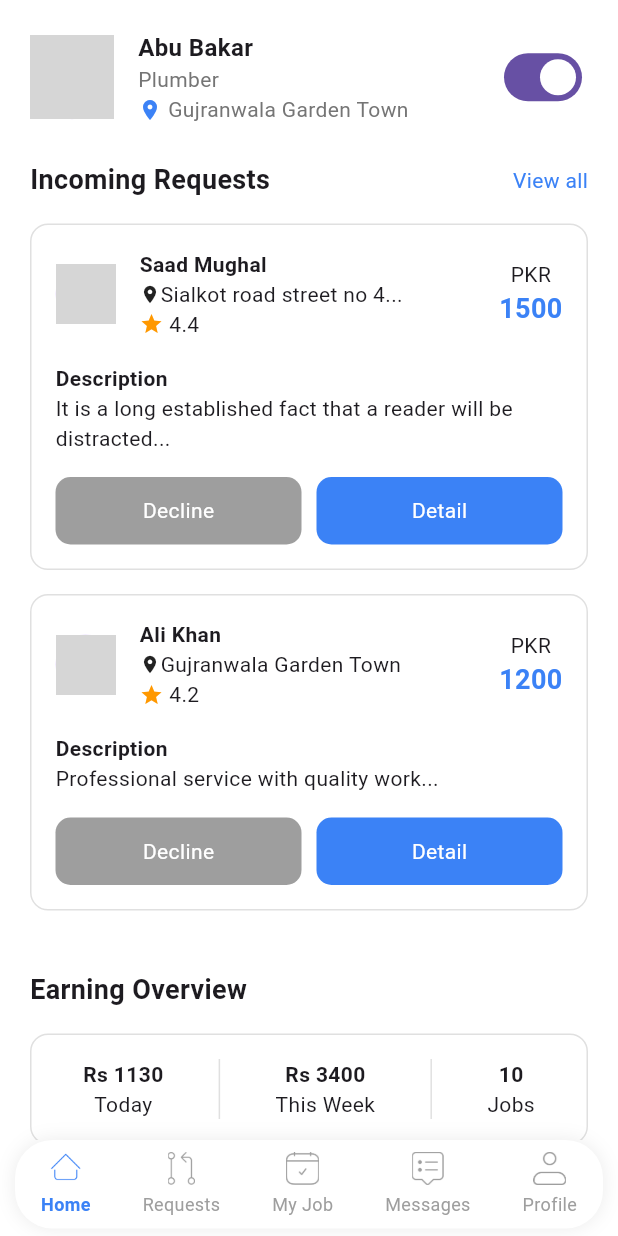
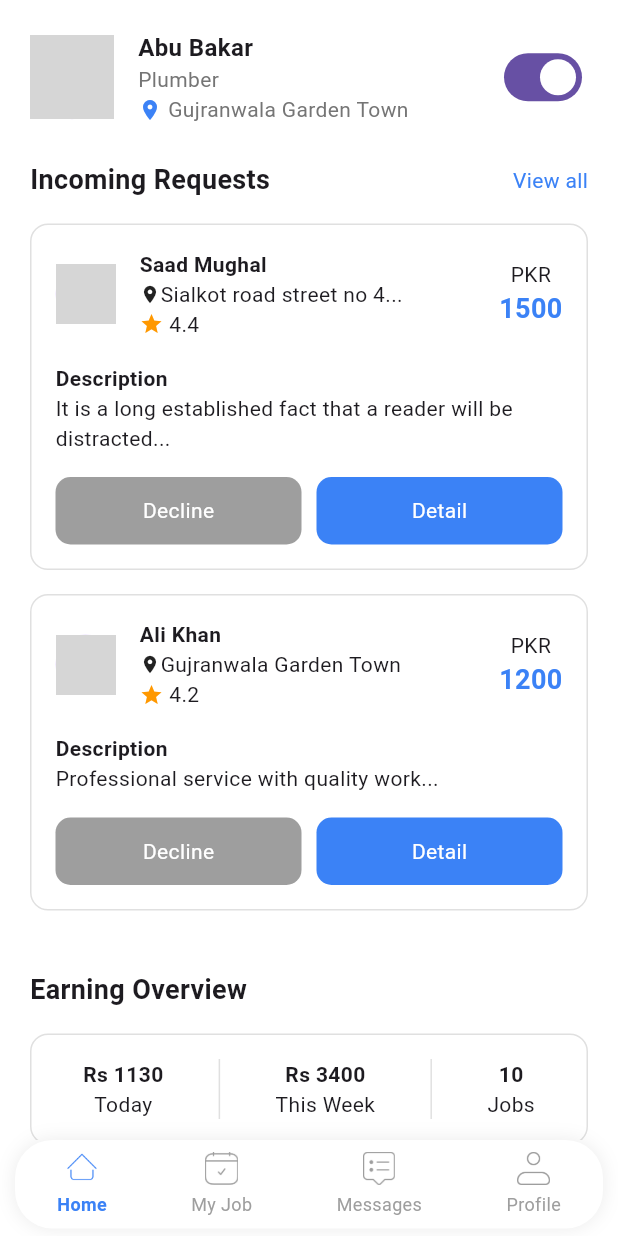
Before and after one commit to Ehtisham-logixloop/home_ease_provider_app, a Flutter app: the HomeScreen screen opened by its route, on a phone screen of 412 x 824 dp. Run offline on Flutter 3.47's test engine with Material 3 defaults, Android fonts, the phone set to English and light mode, and no system bars; our stand-ins replace file_picker, get, image_picker, pin_code_fields; accounts and stored records are empty; grey boxes are pictures that could not be loaded.

Commit message:
flow set up

```diff
--- a/lib/modules/auth/pin_screen.dart
+++ b/lib/modules/auth/pin_screen.dart
@@ -13,7 +13,6 @@ class OtpScreen extends StatelessWidget {
   @override
   Widget build(BuildContext context) {
     final controller = Get.find<AuthController>();
-
     return Scaffold(
       backgroundColor: AppColors.scaffoldBackground,
       body: SafeArea(
@@ -121,9 +120,7 @@ class OtpScreen extends StatelessWidget {
                       ),
                     ),
                   ),
-
                   SizedBox(height: Responsive.spaceXL),
-
                   // BUTTON
                   Obx(() => SizedBox(
                     width: double.infinity,
--- a/lib/modules/home/home_screen.dart
+++ b/lib/modules/home/home_screen.dart
@@ -4,7 +4,6 @@ import '../../core/constants/app_color.dart';
 import '../chatScreen/MessagesScreen.dart';
 import '../job/MyJobScreen.dart';
 import '../profile/ProfileScreen.dart';
-import '../reguest/RequestScreen.dart';
 import 'HomeController.dart';
 import 'HomeTab.dart';
 
@@ -15,7 +14,6 @@ class HomeScreen extends StatelessWidget {
 
   final List<Widget> _screens = [
     const HomeTab(),
-    RequestScreen(),
     MyJobScreen(),
     MessagesScreen(),
     ProfileScreen(),
@@ -58,10 +56,9 @@ class HomeScreen extends StatelessWidget {
         mainAxisAlignment: MainAxisAlignment.spaceAround,
         children: [
           _navItem(0, "Home", "assets/icons/home.png"),
-          _navItem(1, "Requests", "assets/icons/request.png"),
-          _navItem(2, "My Job", "assets/icons/job.png"),
-          _navItem(3, "Messages", "assets/icons/message.png"),
-          _navItem(4, "Profile", "assets/icons/profile.png"),
+          _navItem(1, "My Job", "assets/icons/job.png"),
+          _navItem(2, "Messages", "assets/icons/message.png"),
+          _navItem(3, "Profile", "assets/icons/profile.png"),
         ],
       ),
     );
--- a/lib/modules/profile/ProfileScreen.dart
+++ b/lib/modules/profile/ProfileScreen.dart
@@ -4,6 +4,8 @@ import 'package:get/get.dart';
 import '../../core/constants/app_color.dart';
 import '../../core/utils/responsive.dart';
 import '../../core/widgets/ProfileTile.dart';
+import '../../modules/auth/set_password_screen.dart';
+import '../../routes/app_routes.dart';
 import 'ProfileController.dart';
 
 class ProfileScreen extends StatelessWidget {
@@ -71,13 +73,13 @@ class ProfileScreen extends StatelessWidget {
                   ProfileTile(
                     icon: Icons.person_outline,
                     title: "Edit Profile",
-                    onTap: () {},
+                    onTap: () => Get.toNamed(AppRoutes.editProfile),
                   ),
                   Divider(color: AppColors.border.withOpacity(0.5)),
                   ProfileTile(
                     icon: Icons.lock_outline,
                     title: "Change Password",
-                    onTap: () {},
+                    onTap: () => Get.to(() => const SetPassword(isFromProfile: true)),
                   ),
                   Divider(color: AppColors.border.withOpacity(0.5)),
                   ProfileTile(
--- a/lib/routes/app_pages.dart
+++ b/lib/routes/app_pages.dart
@@ -10,6 +10,7 @@ import '../modules/auth/ForgetScreen.dart';
 import '../modules/auth/pin_screen.dart';
 import '../modules/auth/register_screen.dart';
 import '../modules/auth/set_password_screen.dart';
+import '../modules/profile/EditProfileScreen.dart';
 import '../modules/auth/sign_in_screen.dart';
 import '../modules/auth/sign_up_screen.dart';
 import '../modules/onboarding/onboarding_screen.dart';
@@ -77,5 +78,10 @@ class AppPages {
       page: () => OfferScreen(),
     ),
 
+    GetPage(
+      name: AppRoutes.editProfile,
+      page: () => const EditProfileScreen(),
+    ),
+
   ];
 }
--- a/lib/routes/app_routes.dart
+++ b/lib/routes/app_routes.dart
@@ -12,4 +12,5 @@ class AppRoutes {
   static const String home = '/home';
   static const String customerDetail = '/customer-detail';
   static const String createOffer = '/create-offer';
+  static const String editProfile = '/edit-profile';
 }
```
Also changed, not shown: lib/data/models/ProviderModel.dart (+24 -0 lines), lib/modules/auth/set_password_screen.dart (+21 -4 lines).
